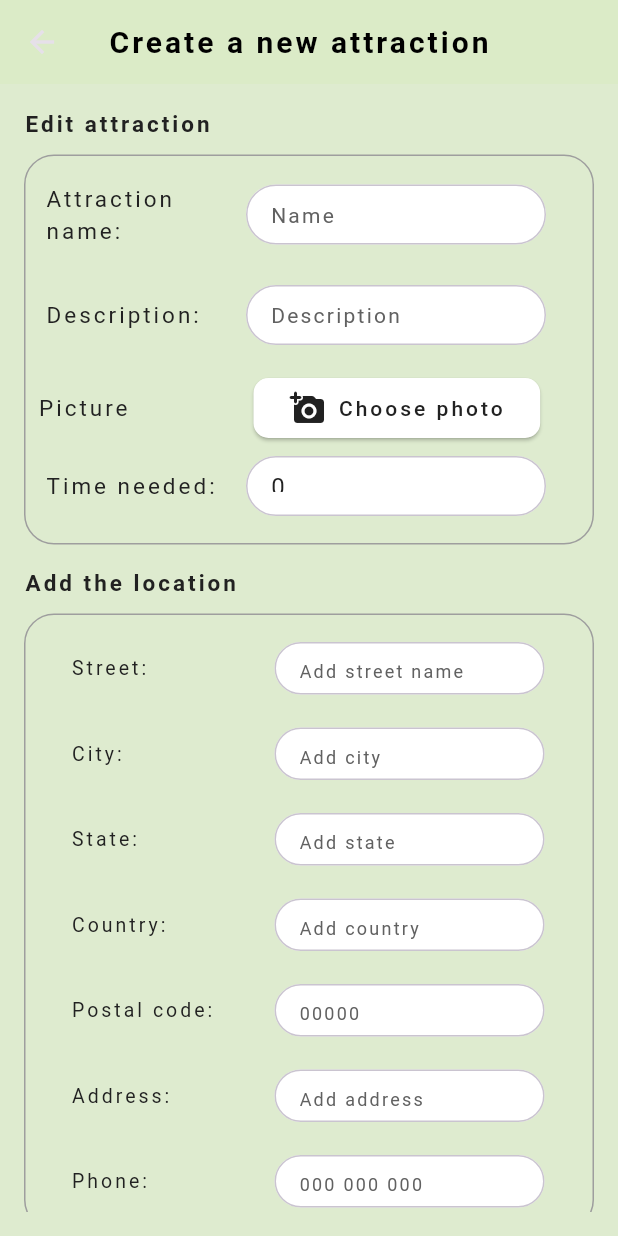
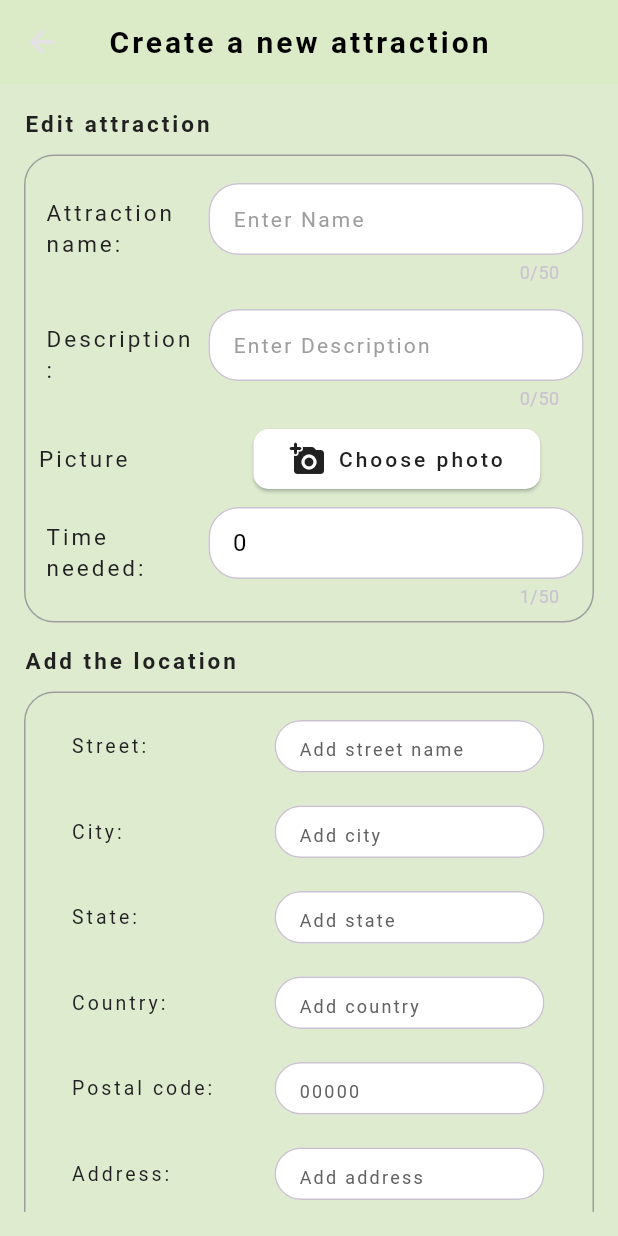
Before and after one commit to madzixon-21/Journey-Joy-Client, a Flutter app: the EditForm screen opened directly with empty values, on a phone screen of 412 x 824 dp. Run offline on Flutter 3.47's test engine with Material 3 defaults, Android fonts, the phone set to English and light mode, and no system bars; our stand-ins replace flutter_bloc, go_router, image_picker; network calls fail; Roboto replaces fonts that are missing (Lohit Tamil).

Commit message:
Fix half of add form, validation added

```diff
--- a/lib/Screens/Edit_Form/edit_form.dart
+++ b/lib/Screens/Edit_Form/edit_form.dart
@@ -5,7 +5,7 @@
 /// Uses editCheckBoxPrices and editCheckBoxHours for collecting information about opening hours and prices.
 
 import 'package:flutter/material.dart';
-import 'package:journey_joy_client/Tiles/FormTile.dart';
+import 'package:journey_joy_client/Tiles/TextFormTile.dart';
 import 'package:journey_joy_client/Screens/Edit_Form/checkboxes_hours.dart';
 import 'package:journey_joy_client/Screens/Edit_Form/checkboxes_prices.dart';
 import 'package:journey_joy_client/Tiles/FormTileSmall.dart';
@@ -115,13 +115,13 @@ class EditFormState extends State<EditForm> {
                   children: [
                     const SizedBox(height: 10),
 
-                    FormTile(
+                    TextFormTile(
                       label: 'Attraction name:',
                       description: 'Name',
                       controller: _attractionNameController,
                     ),
 
-                    FormTile(
+                    TextFormTile(
                       label: 'Description:',
                       description: 'Description',
                       controller: _descriptionController,
@@ -176,7 +176,7 @@ class EditFormState extends State<EditForm> {
                       ],
                     ),
 
-                    FormTile(
+                    TextFormTile(
                       label: 'Time needed:',
                       description: 'Time in minutes',
                       controller: _timeController,
--- a/lib/Tiles/FormTile.dart
+++ /dev/null
@@ -1,70 +0,0 @@
-import 'package:flutter/material.dart';
-
-class FormTile extends StatelessWidget {
-  final String label;
-  final String description;
-  final TextEditingController controller;
-
-  const FormTile({required this.label, required this.description, required this.controller, super.key});
-
-  @override
-  Widget build(BuildContext context) {
-    return Padding(
-      padding: const EdgeInsets.symmetric(vertical: 8.0, horizontal: 5.0),
-      child: Column(
-        children: [
-          Row(
-            children: [
-              const SizedBox(width: 8,),
-              SizedBox(
-                width: 125,
-                child: Text(label,
-                      style: TextStyle(
-                        color: Colors.grey.shade900,
-                        fontFamily: 'Lohit Tamil',
-                        fontSize: 15,
-                        letterSpacing: 2,
-                        ),
-                      ),
-                ),
-
-              const SizedBox(width: 9),
-
-
-              SizedBox(
-                width: 200,
-                height: 40,
-                child: TextField(
-                maxLines: null,
-                  controller: controller,
-                  style: TextStyle(
-                    color: Colors.grey.shade900,
-                    fontFamily: 'Lohit Tamil',
-                    letterSpacing: 1.5,
-                  ),
-                  decoration: InputDecoration(
-                    hintText: description,
-                    hintStyle: TextStyle(
-                      color: Colors.grey.shade700,
-                      fontFamily: 'Lohit Tamil',
-                      letterSpacing: 1.5,
-                      fontSize: 14
-                      ),
-                    contentPadding: const EdgeInsets.symmetric(vertical: 12.0, horizontal: 12),
-                    filled: true,
-                    fillColor: Colors.white,
-                    border: OutlineInputBorder(
-                      borderRadius: BorderRadius.circular(20.0),
-                    ),
-                  ),
-                ),
-              ),
-
-            ],
-          ),
-          const SizedBox(height: 10),
-        ],
-      ),
-    );
-  }
-}
--- /dev/null
+++ b/lib/Tiles/TextFormTile.dart
@@ -0,0 +1,79 @@
+import 'package:flutter/material.dart';
+
+class TextFormTile extends StatelessWidget {
+  final String label;
+  final String description;
+  final TextEditingController controller;
+
+  const TextFormTile(
+      {required this.label,
+      required this.description,
+      required this.controller,
+      super.key});
+
+  @override
+  Widget build(BuildContext context) {
+    return Padding(
+      padding: const EdgeInsets.symmetric(vertical: 8.0, horizontal: 5.0),
+      child: Column(
+        children: [
+          Row(
+            children: [
+              const SizedBox(
+                width: 8,
+              ),
+              SizedBox(
+                width: 100,
+                height: 50,
+                child: Text(
+                  label,
+                  style: TextStyle(
+                    color: Colors.grey.shade900,
+                    fontFamily: 'Lohit Tamil',
+                    fontSize: 15,
+                    letterSpacing: 2,
+                  ),
+                ),
+              ),
+
+              const SizedBox(width: 9),
+
+              SizedBox(
+                width: 250,
+                child: TextFormField(
+                  maxLines: 3,
+                  minLines: 1,
+                  maxLength: 50,
+                  controller: controller,
+                  decoration: InputDecoration(
+                    hintText: 'Enter $description',
+                    hintStyle: const TextStyle(
+                        color: Colors.grey,
+                        fontFamily: 'Lohit Tamil',
+                        letterSpacing: 1.5,
+                        fontSize: 14),
+                    contentPadding: const EdgeInsets.symmetric(
+                        vertical: 12.0, horizontal: 12),
+                    filled: true,
+                    fillColor: Colors.white,
+                    border: OutlineInputBorder(
+                      borderRadius: BorderRadius.circular(20.0),
+                    ),
+                  ),
+                  style: const TextStyle(color: Colors.black),
+                  validator: (value) {
+                    if (value == null || value.isEmpty) {
+                      return 'Please enter $description';
+                    }
+                    return null;
+                  },
+                ),
+              )
+            ],
+          ),
+          //const SizedBox(height: 2),
+        ],
+      ),
+    );
+  }
+}
--- a/lib/main.dart
+++ b/lib/main.dart
@@ -1,5 +1,6 @@
 import 'package:flutter/material.dart' hide Form;
 import 'package:journey_joy_client/Cubits/trip_cubit.dart';
+import 'package:journey_joy_client/Screens/Add_Form/add_form_screen.dart';
 import 'package:journey_joy_client/Screens/trip_screen.dart';
 import 'Screens/login_screen.dart';
 import 'package:go_router/go_router.dart';
@@ -69,7 +70,7 @@ final _router = GoRouter(
 
             GoRoute(
               path: 'newAttraction',
-              builder: (context, state) => Form(
+              builder: (context, state) => AddFormScreen(
                 token: state.pathParameters['token']!,
                 tripId: state.pathParameters['tripId']!,
               ),
```
Also changed, not shown: lib/Screens/Add_Form/add_form.dart (added, +234 -0 lines), lib/Screens/Add_Form/add_form_screen.dart (added, +46 -0 lines), lib/Screens/Add_Form/form.dart (+8 -8 lines), lib/Tiles/NumberFormTile.dart (added, +86 -0 lines).
